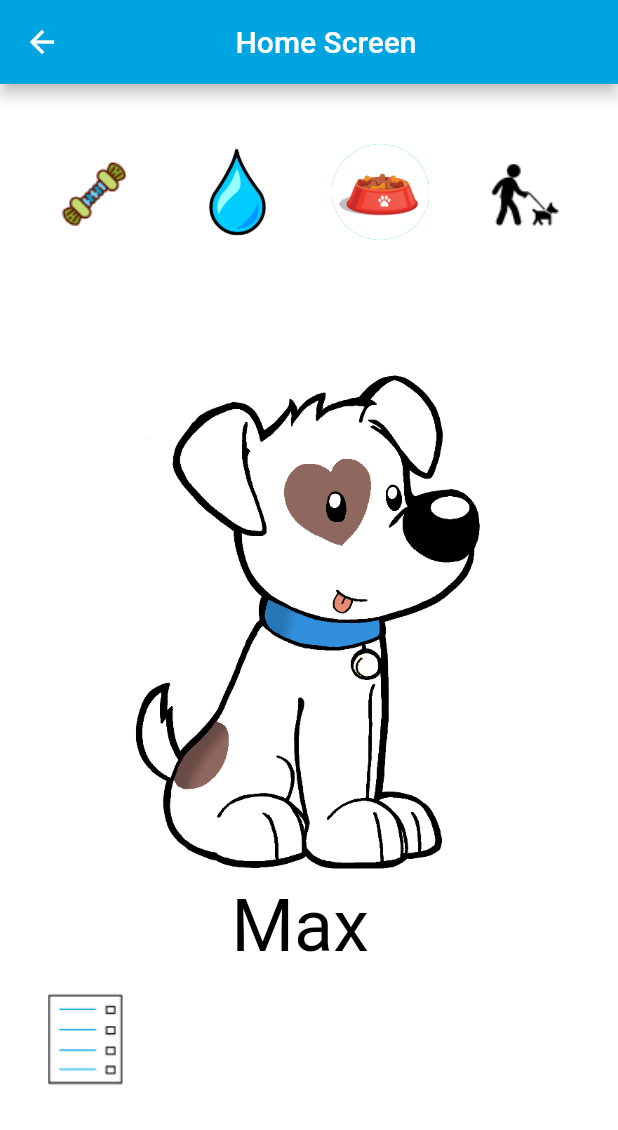
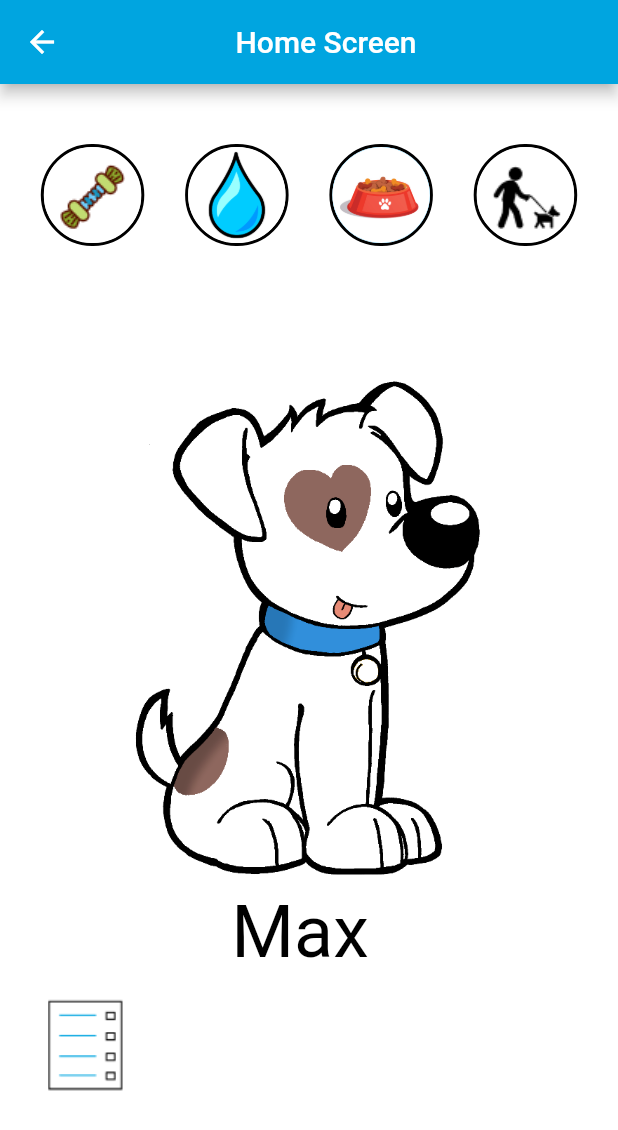
Before and after one commit to acm-projects/Ready-Pet-Go, a Flutter app: the screen it shows after launch, on a phone screen of 412 x 824 dp. Shown: the top 1130 px of the screen. Run offline on Flutter 3.47's test engine with Material 2 defaults, Android fonts, the light colour scheme and no system bars; our stand-ins replace firebase_core, firebase_messaging, flutter_local_notifications; accounts and stored records are empty.

Commit message:
Added borders to icons (thanks Faiza)

```diff
--- a/ready_pet_go/lib/pages/HomeScreen/widgets/food_icon.dart
+++ b/ready_pet_go/lib/pages/HomeScreen/widgets/food_icon.dart
@@ -6,6 +6,10 @@ class FoodIcon extends StatelessWidget{
   Widget build(BuildContext context) {
     // TODO: implement build
     return Container(
+      decoration: BoxDecoration(
+          border: Border.all(width: 2),
+          borderRadius: BorderRadius.all(Radius.circular(34))
+      ),
       child: ClipOval(
         child: Container(
           color: Colors.lightBlue,
--- a/ready_pet_go/lib/pages/HomeScreen/widgets/play_icon.dart
+++ b/ready_pet_go/lib/pages/HomeScreen/widgets/play_icon.dart
@@ -6,6 +6,10 @@ class PlayIcon extends StatelessWidget{
   Widget build(BuildContext context) {
     // TODO: implement build
     return Container(
+      decoration: BoxDecoration(
+          border: Border.all(width: 2),
+          borderRadius: BorderRadius.all(Radius.circular(34))
+      ),
       child: ClipOval(
         child: Container(
           color: Colors.white,
--- a/ready_pet_go/lib/pages/HomeScreen/widgets/walk_icon.dart
+++ b/ready_pet_go/lib/pages/HomeScreen/widgets/walk_icon.dart
@@ -6,6 +6,10 @@ class WalkIcon extends StatelessWidget{
   Widget build(BuildContext context) {
     // TODO: implement build
     return Container(
+      decoration: BoxDecoration(
+          border: Border.all(width: 2),
+          borderRadius: BorderRadius.all(Radius.circular(34))
+      ),
       child: ClipOval(
         child: Container(
           color: Colors.white,
--- a/ready_pet_go/lib/pages/HomeScreen/widgets/water_icon.dart
+++ b/ready_pet_go/lib/pages/HomeScreen/widgets/water_icon.dart
@@ -6,6 +6,10 @@ class WaterIcon extends StatelessWidget{
   Widget build(BuildContext context) {
     // TODO: implement build
     return Container(
+      decoration: BoxDecoration(
+          border: Border.all(width: 2),
+          borderRadius: BorderRadius.all(Radius.circular(34))
+      ),
       child: ClipOval(
         child: Container(
           color: Colors.white,
```
